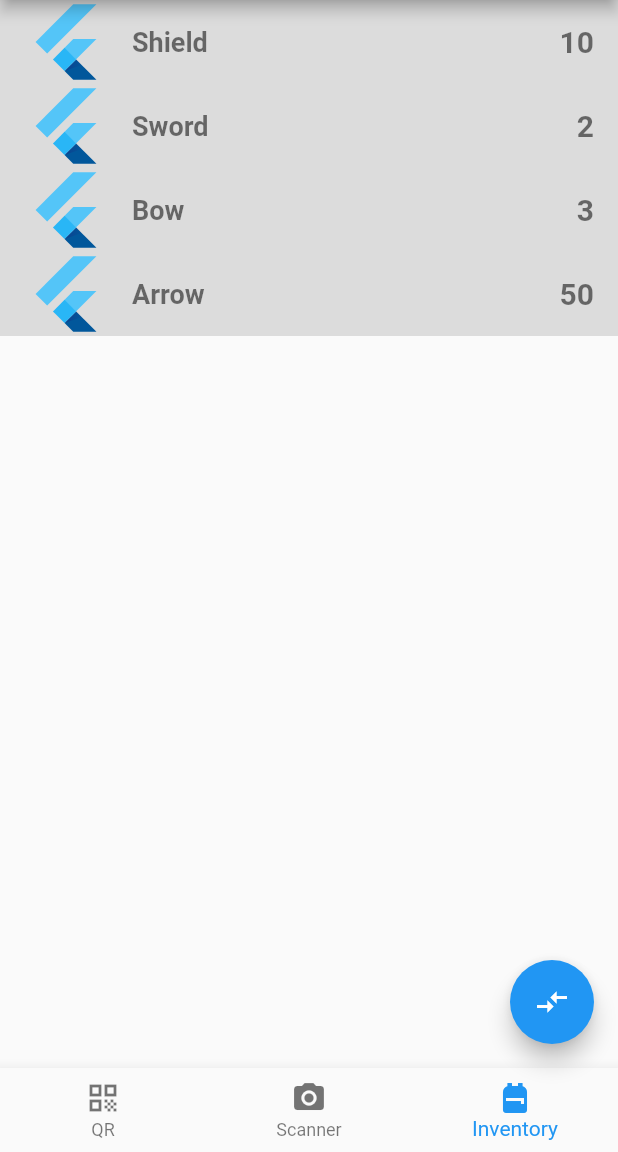
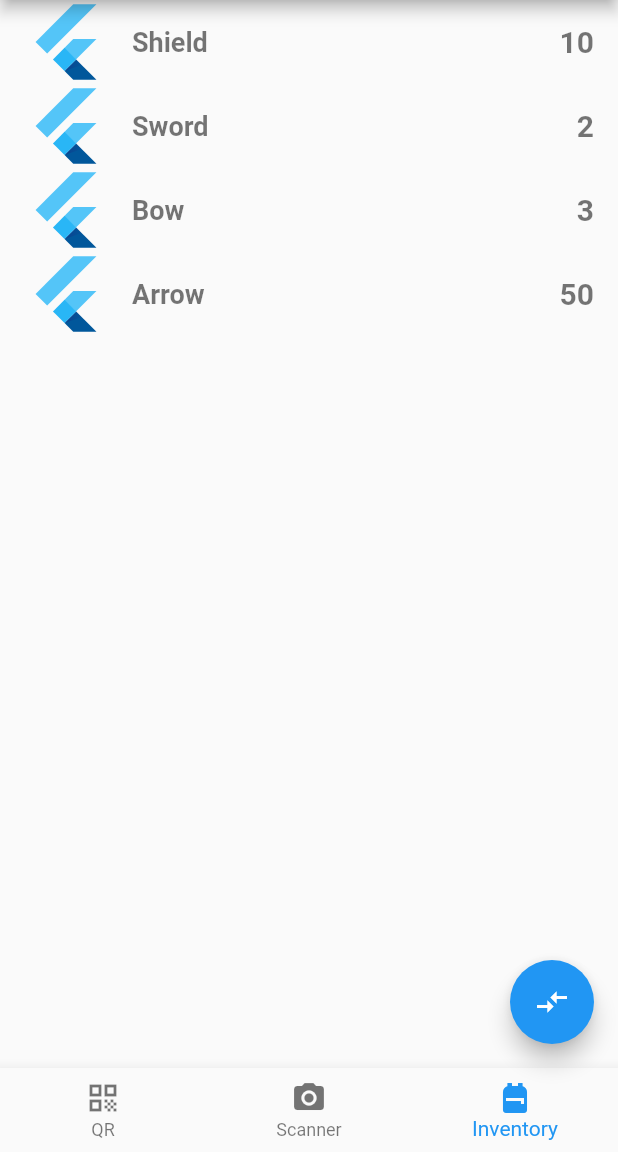
Before and after one commit to inadicis/BPFlutterPrototype, a Flutter app: the screen it shows after launch, swiped to page 3, on a phone screen of 412 x 824 dp, the part 84-1236 px from its top. Run offline on Flutter 3.47's test engine with Material 2 defaults, Android fonts, the phone set to English and light mode, and no system bars; our stand-ins replace qr_flutter.

Commit message:
changed requirements and removed grey color of inventoryRow.dart

```diff
--- a/lib/inventoryRow.dart
+++ b/lib/inventoryRow.dart
@@ -20,7 +20,6 @@ class InventoryRow extends StatelessWidget {
   Widget build(BuildContext context) {
     return Container(
         width: double.infinity,
-        color: Colors.black12,
         child: ListTile(
           leading: FlutterLogo(size: 56.0),
           title: Text(itemName, style: itemTextStyle),
--- a/pubspec.yaml
+++ b/pubspec.yaml
@@ -26,8 +26,6 @@ dependencies:
   qr_flutter:
     git:
       url: git://github.com/lukef/qr.flutter.git
-  path_provider: 0.4.1
-  barcode_scan: ^3.0.1
 
 
   # The following adds the Cupertino Icons font to your application.
```
Also changed, not shown: pubspec.lock.
